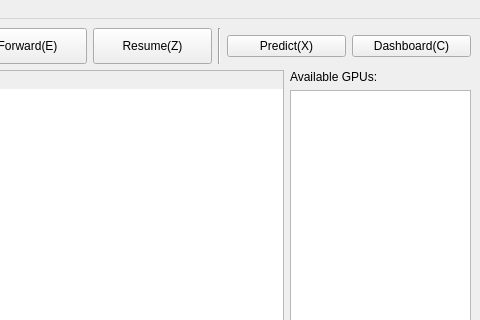
Qt form _taskManager/mainwindow.ui (ZeliangSu/SegmentPy) before a commit; both pictures show x 666 to 1146 and y 0 to 320 of the 1146 by 724 pixel window.
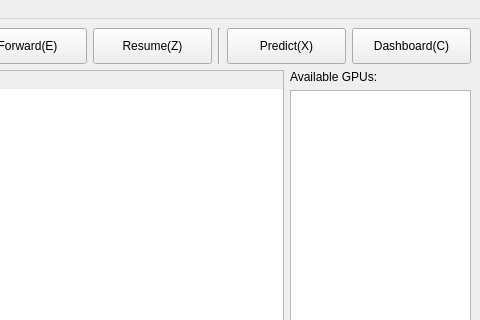
The same form after that commit. Icons and pictures are not drawn.

What changed in the file:
```diff
--- a/_taskManager/mainwindow.ui
+++ b/_taskManager/mainwindow.ui
@@ -172,6 +172,12 @@
         </item>
         <item>
          <widget class="QPushButton" name="predict_button">
+          <property name="minimumSize">
+           <size>
+            <width>0</width>
+            <height>36</height>
+           </size>
+          </property>
           <property name="text">
            <string>Predict(X)</string>
           </property>
@@ -192,6 +198,12 @@
         </item>
         <item>
          <widget class="QPushButton" name="dashboard_button">
+          <property name="minimumSize">
+           <size>
+            <width>0</width>
+            <height>36</height>
+           </size>
+          </property>
           <property name="text">
            <string>Dashboard(C)</string>
           </property>
```
Left out of the diff: 23 changed lines with no effect on the pictures.
